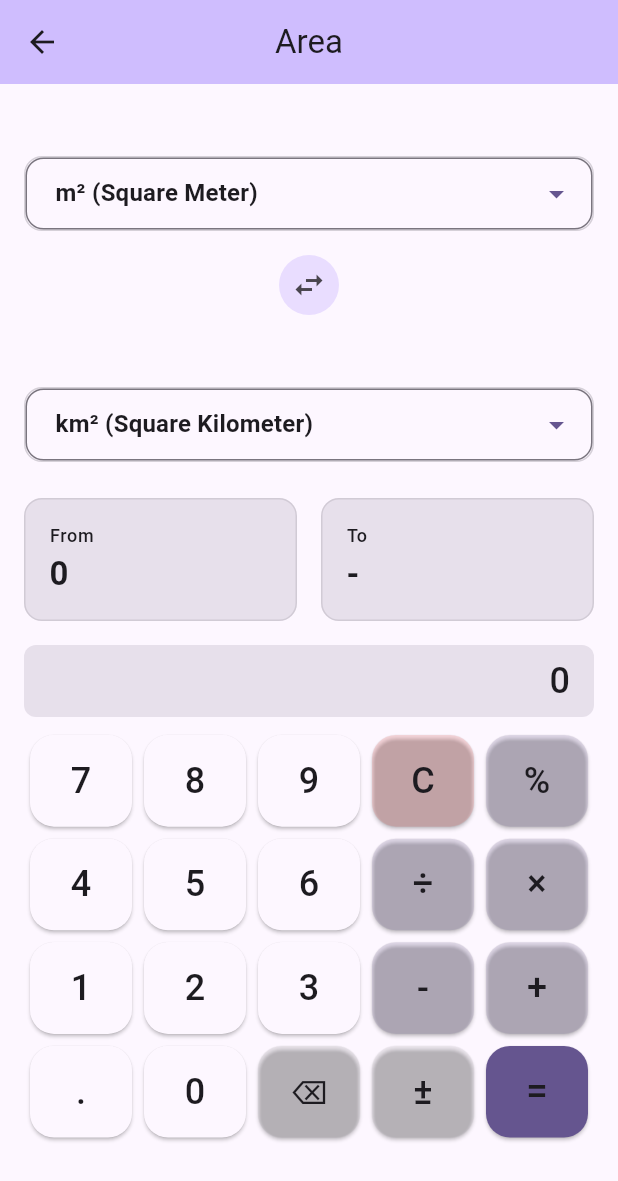
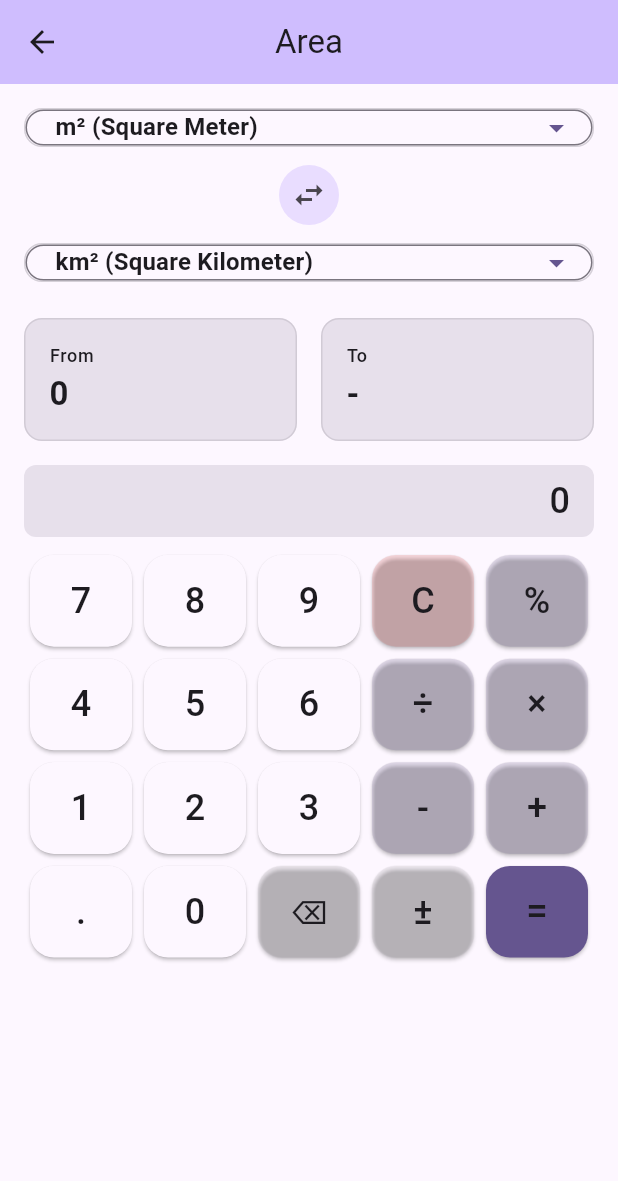
Before and after one commit to ycforward/omnibus_converter, a Flutter app: the screen it shows after launch, after a tap on "Area", on a phone screen of 412 x 824 dp. Shown: the top 1181 px of the screen. Run offline on Flutter 3.47's test engine with Material 3 defaults, Android fonts, the phone set to English and light mode, and no system bars; our stand-ins replace math_expressions.

Commit message:
Refactor UnitSelector for minimal vertical space and symmetry; add widget test for compact, symmetric layout

```diff
--- a/lib/screens/converter_screen.dart
+++ b/lib/screens/converter_screen.dart
@@ -129,7 +129,7 @@ class _ConverterScreenState extends State<ConverterScreen> {
                     },
                     label: '',
                   ),
-                  const SizedBox(height: 12),
+                  const SizedBox(height: 8),
                   Center(
                     child: IconButton(
                       onPressed: _swapUnits,
@@ -139,7 +139,7 @@ class _ConverterScreenState extends State<ConverterScreen> {
                       ),
                     ),
                   ),
-                  const SizedBox(height: 12),
+                  const SizedBox(height: 8),
                   UnitSelector(
                     value: _toUnit,
                     units: _conversionService.getUnits(widget.converterType),
--- a/lib/widgets/unit_selector.dart
+++ b/lib/widgets/unit_selector.dart
@@ -101,18 +101,7 @@ class UnitSelector extends StatelessWidget {
 
   @override
   Widget build(BuildContext context) {
-    return Column(
-      crossAxisAlignment: CrossAxisAlignment.start,
-      children: [
-        Text(
-          label,
-          style: Theme.of(context).textTheme.titleMedium?.copyWith(
-            fontWeight: FontWeight.w600,
-            color: Theme.of(context).colorScheme.onSurface,
-          ),
-        ),
-        const SizedBox(height: 8),
-        Container(
+    return Container(
       constraints: const BoxConstraints(minWidth: 120),
       decoration: BoxDecoration(
         border: Border.all(
@@ -136,14 +125,13 @@ class UnitSelector extends StatelessWidget {
         }).toList(),
         onChanged: onChanged,
         decoration: InputDecoration(
-              labelText: label,
           border: OutlineInputBorder(
             borderRadius: BorderRadius.circular(12),
           ),
           isDense: true,
           contentPadding: const EdgeInsets.symmetric(
             horizontal: 16,
-                vertical: 12,
+            vertical: 0,
           ),
         ),
         style: Theme.of(context).textTheme.titleMedium,
@@ -155,8 +143,6 @@ class UnitSelector extends StatelessWidget {
         ),
         dropdownColor: Theme.of(context).colorScheme.surface,
       ),
-        ),
-      ],
     );
   }
 }
```
Also changed, not shown: 1 other file. Lines whose indentation alone changed are shown as unchanged.
